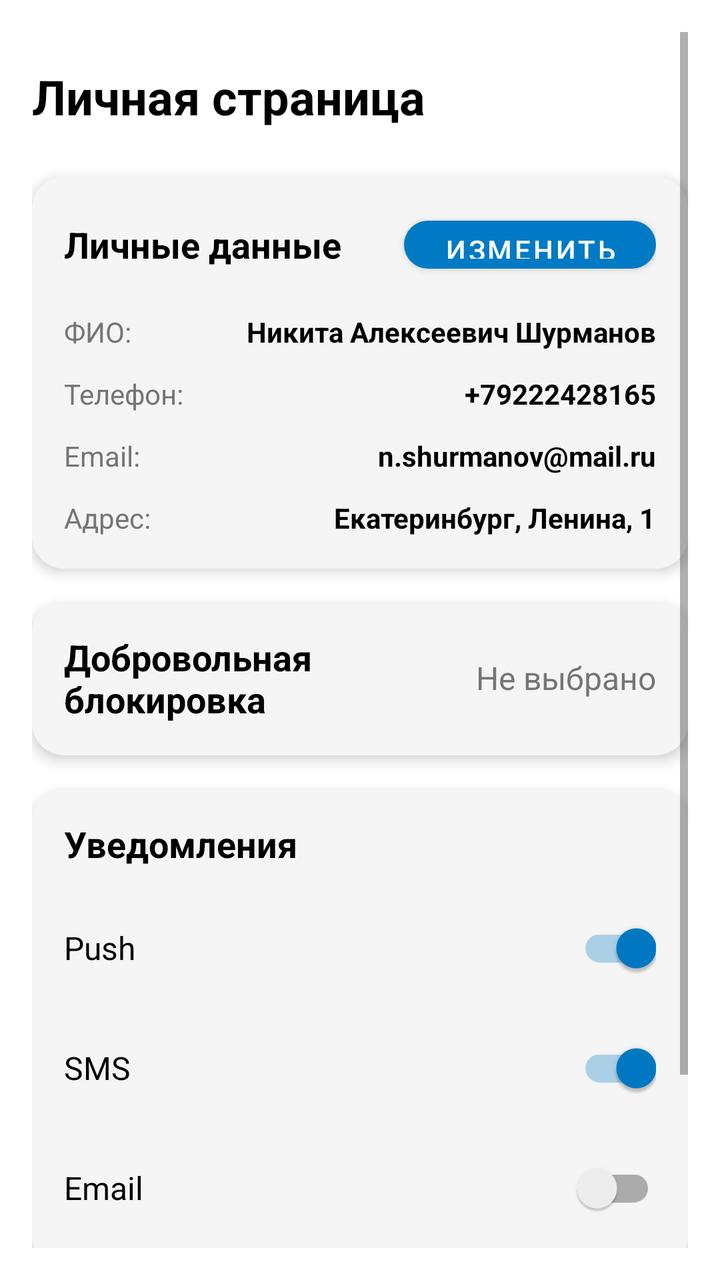
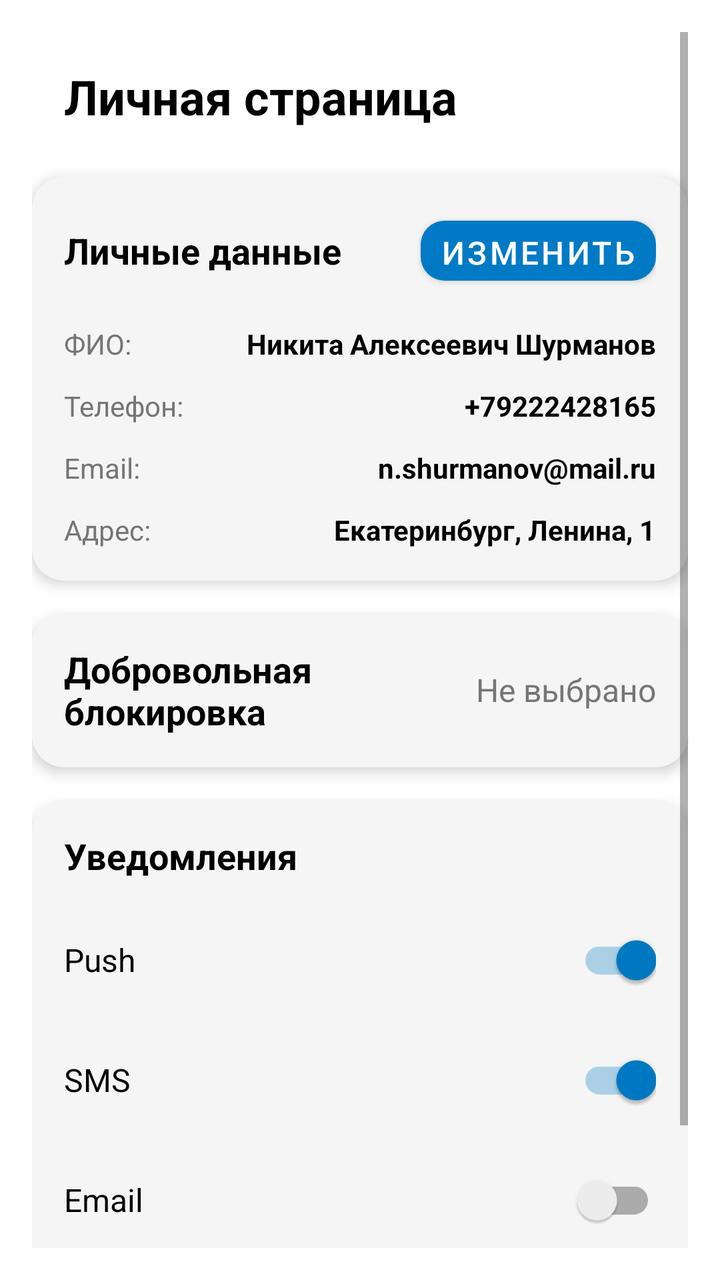

Before-and-after screenshots of an Android layout around one commit, followed by the original layout XML and the change that was made.
<!-- AndroidManifest.xml: application theme Theme.CarbonLK -->
<!-- res/layout/activity_account.xml -->
<?xml version="1.0" encoding="utf-8"?>
<ScrollView xmlns:android="http://schemas.android.com/apk/res/android"
    xmlns:app="http://schemas.android.com/apk/res-auto"
    android:layout_width="match_parent"
    android:layout_height="match_parent"
    android:fillViewport="true"
    android:background="@color/white"
    android:padding="16dp">

    <androidx.constraintlayout.widget.ConstraintLayout
        android:layout_width="match_parent"
        android:layout_height="wrap_content">

        
        <TextView
            android:id="@+id/accountTitle"
            android:layout_width="wrap_content"
            android:layout_height="wrap_content"
            android:text="Личная страница"
            android:textSize="24sp"
            android:textStyle="bold"
            android:textColor="@color/black"
            app:layout_constraintTop_toTopOf="parent"
            app:layout_constraintStart_toStartOf="parent"
            android:layout_marginTop="16dp" />

        
        <androidx.cardview.widget.CardView
            android:id="@+id/personalDataCard"
            android:layout_width="0dp"
            android:layout_height="wrap_content"
            app:cardCornerRadius="16dp"
            app:cardElevation="4dp"
            app:cardBackgroundColor="@color/light_gray"
            app:contentPadding="16dp"
            app:layout_constraintTop_toBottomOf="@id/accountTitle"
            app:layout_constraintStart_toStartOf="parent"
            app:layout_constraintEnd_toEndOf="parent"
            android:layout_marginTop="24dp">

            <LinearLayout
                android:layout_width="match_parent"
                android:layout_height="wrap_content"
                android:orientation="vertical">

                
                <LinearLayout
                    android:layout_width="match_parent"
                    android:layout_height="wrap_content"
                    android:orientation="horizontal"
                    android:gravity="center_vertical"
                    android:layout_marginBottom="16dp">

                    <TextView
                        android:id="@+id/personalDataTitle"
                        android:layout_width="0dp"
                        android:layout_height="wrap_content"
                        android:layout_weight="1"
                        android:text="Личные данные"
                        android:textSize="18sp"
                        android:textStyle="bold"
                        android:textColor="@color/black" />

                    <com.google.android.material.button.MaterialButton
                        android:id="@+id/editButton"
                        android:layout_width="wrap_content"
                        android:layout_height="36dp"
                        android:text="Изменить"
                        android:textSize="14sp"
                        android:textColor="@color/white"
                        app:backgroundTint="@color/purple_500"
                        app:cornerRadius="18dp"
                        android:paddingHorizontal="20dp"
                        android:paddingVertical="5dp" />

                </LinearLayout>

                
                <LinearLayout
                    android:layout_width="match_parent"
                    android:layout_height="wrap_content"
                    android:orientation="horizontal"
                    android:gravity="center_vertical"
                    android:layout_marginBottom="12dp">

                    <TextView
                        android:id="@+id/userNameLabel"
                        android:layout_width="0dp"
                        android:layout_height="wrap_content"
                        android:layout_weight="1"
                        android:text="ФИО:"
                        android:textSize="14sp"
                        android:textColor="@color/dark_gray" />

                    <TextView
                        android:id="@+id/userName"
                        android:layout_width="wrap_content"
                        android:layout_height="wrap_content"
                        android:text="Никита Алексеевич Шурманов"
                        android:textSize="14sp"
                        android:textStyle="bold"
                        android:textColor="@color/black" />

                </LinearLayout>

                
                <LinearLayout
                    android:layout_width="match_parent"
                    android:layout_height="wrap_content"
                    android:orientation="horizontal"
                    android:gravity="center_vertical"
                    android:layout_marginBottom="12dp">

                    <TextView
                        android:id="@+id/userPhoneLabel"
                        android:layout_width="0dp"
                        android:layout_height="wrap_content"
                        android:layout_weight="1"
                        android:text="Телефон:"
                        android:textSize="14sp"
                        android:textColor="@color/dark_gray" />

                    <TextView
                        android:id="@+id/userPhone"
                        android:layout_width="wrap_content"
                        android:layout_height="wrap_content"
                        android:text="+79222428165"
                        android:textSize="14sp"
                        android:textStyle="bold"
                        android:textColor="@color/black" />

                </LinearLayout>

                
                <LinearLayout
                    android:layout_width="match_parent"
                    android:layout_height="wrap_content"
                    android:orientation="horizontal"
                    android:gravity="center_vertical"
                    android:layout_marginBottom="12dp">

                    <TextView
                        android:id="@+id/userEmailLabel"
                        android:layout_width="0dp"
                        android:layout_height="wrap_content"
                        android:layout_weight="1"
                        android:text="Email:"
                        android:textSize="14sp"
                        android:textColor="@color/dark_gray" />

                    <TextView
                        android:id="@+id/userEmail"
                        android:layout_width="wrap_content"
                        android:layout_height="wrap_content"
                        android:text="n.shurmanov@mail.ru"
                        android:textSize="14sp"
                        android:textStyle="bold"
                        android:textColor="@color/black" />

                </LinearLayout>

                
                <LinearLayout
                    android:layout_width="match_parent"
                    android:layout_height="wrap_content"
                    android:orientation="horizontal"
                    android:gravity="center_vertical"
                    android:layout_marginBottom="0dp">

                    <TextView
                        android:id="@+id/userAddressLabel"
                        android:layout_width="0dp"
                        android:layout_height="wrap_content"
                        android:layout_weight="1"
                        android:text="Адрес:"
                        android:textSize="14sp"
                        android:textColor="@color/dark_gray" />

                    <TextView
                        android:id="@+id/userAddress"
                        android:layout_width="wrap_content"
                        android:layout_height="wrap_content"
                        android:text="Екатеринбург, Ленина, 1"
                        android:textSize="14sp"
                        android:textStyle="bold"
                        android:textColor="@color/black" />

                </LinearLayout>

            </LinearLayout>

        </androidx.cardview.widget.CardView>

        
        <androidx.cardview.widget.CardView
            android:id="@+id/blockingCard"
            android:layout_width="0dp"
            android:layout_height="wrap_content"
            app:cardCornerRadius="16dp"
            app:cardElevation="4dp"
            app:cardBackgroundColor="@color/light_gray"
            app:contentPadding="16dp"
            app:layout_constraintTop_toBottomOf="@id/personalDataCard"
            app:layout_constraintStart_toStartOf="parent"
            app:layout_constraintEnd_toEndOf="parent"
            android:layout_marginTop="16dp"
            android:clickable="true"
            android:focusable="true"
            android:foreground="?android:attr/selectableItemBackground">

            <LinearLayout
                android:layout_width="match_parent"
                android:layout_height="wrap_content"
                android:orientation="horizontal"
                android:gravity="center_vertical">

                <TextView
                    android:id="@+id/blockingTitle"
                    android:layout_width="0dp"
                    android:layout_height="wrap_content"
                    android:layout_weight="1"
                    android:text="Добровольная блокировка"
                    android:textSize="18sp"
                    android:textStyle="bold"
                    android:textColor="@color/black" />

                <TextView
                    android:id="@+id/blockingDate"
                    android:layout_width="wrap_content"
                    android:layout_height="wrap_content"
                    android:text="Не выбрано"
                    android:textSize="16sp"
                    android:textColor="@color/dark_gray" />

            </LinearLayout>

        </androidx.cardview.widget.CardView>

        
        <androidx.cardview.widget.CardView
            android:id="@+id/notificationsCard"
            android:layout_width="0dp"
            android:layout_height="wrap_content"
            app:cardCornerRadius="16dp"
            app:cardElevation="4dp"
            app:cardBackgroundColor="@color/light_gray"
            app:contentPadding="16dp"
            app:layout_constraintTop_toBottomOf="@id/blockingCard"
            app:layout_constraintStart_toStartOf="parent"
            app:layout_constraintEnd_toEndOf="parent"
            android:layout_marginTop="16dp">

            <LinearLayout
                android:layout_width="match_parent"
                android:layout_height="wrap_content"
                android:orientation="vertical">

                
                <TextView
                    android:id="@+id/notificationsTitle"
                    android:layout_width="wrap_content"
                    android:layout_height="wrap_content"
                    android:text="Уведомления"
                    android:textSize="18sp"
                    android:textStyle="bold"
                    android:textColor="@color/black"
                    android:layout_marginBottom="16dp" />

                
                <LinearLayout
                    android:layout_width="match_parent"
                    android:layout_height="wrap_content"
                    android:orientation="horizontal"
                    android:gravity="center_vertical"
                    android:layout_marginBottom="12dp">

                    <TextView
                        android:id="@+id/pushLabel"
                        android:layout_width="0dp"
                        android:layout_height="wrap_content"
                        android:layout_weight="1"
                        android:text="Push"
                        android:textSize="16sp"
                        android:textColor="@color/black" />

                    <androidx.appcompat.widget.SwitchCompat
                        android:id="@+id/pushSwitch"
                        android:layout_width="wrap_content"
                        android:layout_height="wrap_content"
                        android:checked="true" />

                </LinearLayout>

                
                <LinearLayout
                    android:layout_width="match_parent"
                    android:layout_height="wrap_content"
                    android:orientation="horizontal"
                    android:gravity="center_vertical"
                    android:layout_marginBottom="12dp">

                    <TextView
                        android:id="@+id/smsLabel"
                        android:layout_width="0dp"
                        android:layout_height="wrap_content"
                        android:layout_weight="1"
                        android:text="SMS"
                        android:textSize="16sp"
                        android:textColor="@color/black" />

                    <androidx.appcompat.widget.SwitchCompat
                        android:id="@+id/smsSwitch"
                        android:layout_width="wrap_content"
                        android:layout_height="wrap_content"
                        android:checked="true" />

                </LinearLayout>

                
                <LinearLayout
                    android:layout_width="match_parent"
                    android:layout_height="wrap_content"
                    android:orientation="horizontal"
                    android:gravity="center_vertical"
                    android:layout_marginBottom="0dp">

                    <TextView
                        android:id="@+id/emailLabel"
                        android:layout_width="0dp"
                        android:layout_height="wrap_content"
                        android:layout_weight="1"
                        android:text="Email"
                        android:textSize="16sp"
                        android:textColor="@color/black" />

                    <androidx.appcompat.widget.SwitchCompat
                        android:id="@+id/emailSwitch"
                        android:layout_width="wrap_content"
                        android:layout_height="wrap_content"
                        android:checked="false" />

                </LinearLayout>

            </LinearLayout>

        </androidx.cardview.widget.CardView>

        
        <com.google.android.material.button.MaterialButton
            android:id="@+id/backButton"
            android:layout_width="wrap_content"
            android:layout_height="48dp"
            android:layout_marginTop="24dp"
            android:text="Назад"
            android:textColor="@color/white"
            android:textSize="16sp"
            app:backgroundTint="@color/purple_500"
            app:cornerRadius="12dp"
            android:paddingHorizontal="48dp"
            app:layout_constraintEnd_toEndOf="parent"
            app:layout_constraintStart_toStartOf="parent"
            app:layout_constraintTop_toBottomOf="@id/notificationsCard" />

        
        <TextView
            android:id="@+id/copyrightText"
            android:layout_width="wrap_content"
            android:layout_height="wrap_content"
            android:text="Copyright 2025"
            android:textSize="12sp"
            android:textColor="@color/dark_gray"
            android:layout_marginTop="24dp"
            android:layout_marginBottom="24dp"
            app:layout_constraintTop_toBottomOf="@id/backButton"
            app:layout_constraintStart_toStartOf="parent"
            app:layout_constraintEnd_toEndOf="parent" />

    </androidx.constraintlayout.widget.ConstraintLayout>

</ScrollView>
<!-- resources referenced by this layout -->
<resources>
  <color name="black">#000000</color>
  <color name="dark_gray">#757575</color>
  <color name="light_gray">#F5F5F5</color>
  <color name="purple_500">#007Ac5</color>
  <color name="white">#FFFFFF</color>
  <style name="Theme.CarbonLK" parent="Base.Theme.CarbonLK">
          
          <item name="android:textColor">@color/black</item>
          
          <item name="colorPrimary">@color/purple_500</item>
      </style>
  <style name="Base.Theme.CarbonLK" parent="Theme.MaterialComponents.Light.NoActionBar">
          <item name="colorPrimary">#007Ac5</item>
          <item name="colorPrimaryVariant">#0062a0</item>
          <item name="colorOnPrimary">#FFFFFF</item>
          <item name="colorSecondary">#007Ac5</item>
          <item name="colorSecondaryVariant">#0062a0</item>
          <item name="colorOnSecondary">#FFFFFF</item>
          <item name="android:windowBackground">@color/white</item>
      </style>
</resources>

<!-- the commit's change to res/layout/activity_account.xml (unified diff, before → after) -->
@@ -22,7 +22,8 @@
             android:textColor="@color/black"
             app:layout_constraintTop_toTopOf="parent"
             app:layout_constraintStart_toStartOf="parent"
-            android:layout_marginTop="16dp" />
+            android:layout_marginTop="16dp"
+            android:layout_marginLeft="16dp" />
 
         
         <androidx.cardview.widget.CardView
@@ -64,14 +65,15 @@
                     <com.google.android.material.button.MaterialButton
                         android:id="@+id/editButton"
                         android:layout_width="wrap_content"
-                        android:layout_height="36dp"
+                        android:layout_height="42dp"
                         android:text="Изменить"
-                        android:textSize="14sp"
+                        android:textSize="16dp"
                         android:textColor="@color/white"
                         app:backgroundTint="@color/purple_500"
-                        app:cornerRadius="18dp"
-                        android:paddingHorizontal="20dp"
-                        android:paddingVertical="5dp" />
+                        app:cornerRadius="12dp"
+                        android:paddingHorizontal="10dp"
+                        android:paddingVertical="5dp"
+                        />
 
                 </LinearLayout>
 
@@ -361,20 +363,6 @@
             app:layout_constraintStart_toStartOf="parent"
             app:layout_constraintTop_toBottomOf="@id/notificationsCard" />
 
-        
-        <TextView
-            android:id="@+id/copyrightText"
-            android:layout_width="wrap_content"
-            android:layout_height="wrap_content"
-            android:text="Copyright 2025"
-            android:textSize="12sp"
-            android:textColor="@color/dark_gray"
-            android:layout_marginTop="24dp"
-            android:layout_marginBottom="24dp"
-            app:layout_constraintTop_toBottomOf="@id/backButton"
-            app:layout_constraintStart_toStartOf="parent"
-            app:layout_constraintEnd_toEndOf="parent" />
-
     </androidx.constraintlayout.widget.ConstraintLayout>
 
 </ScrollView>
